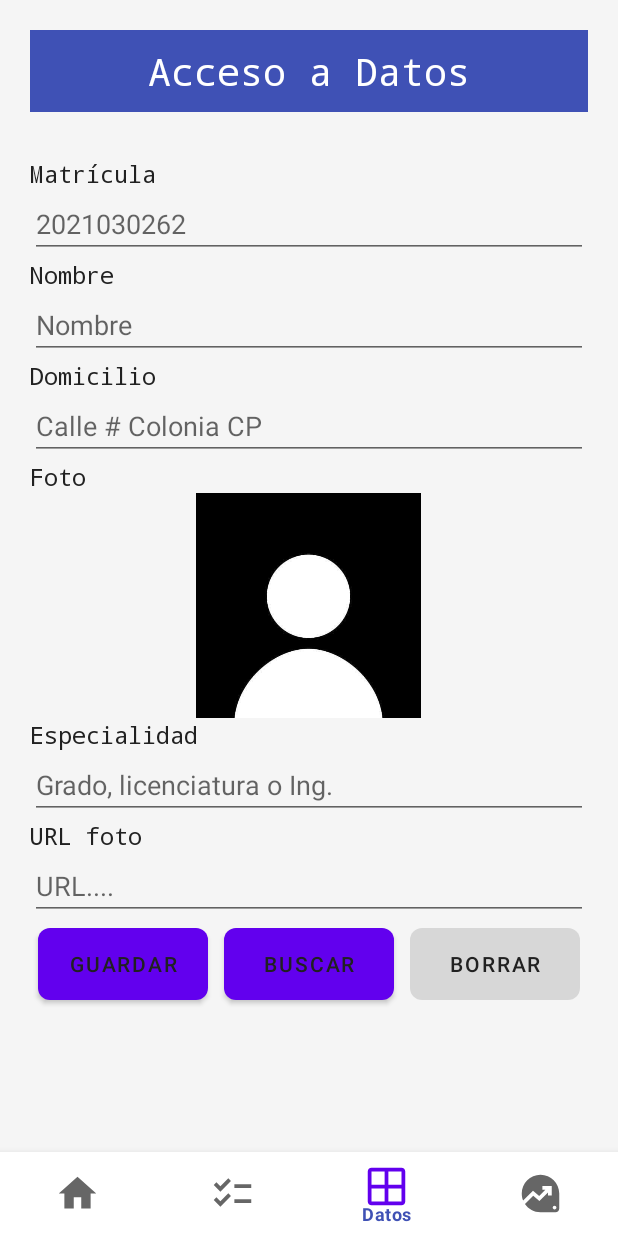
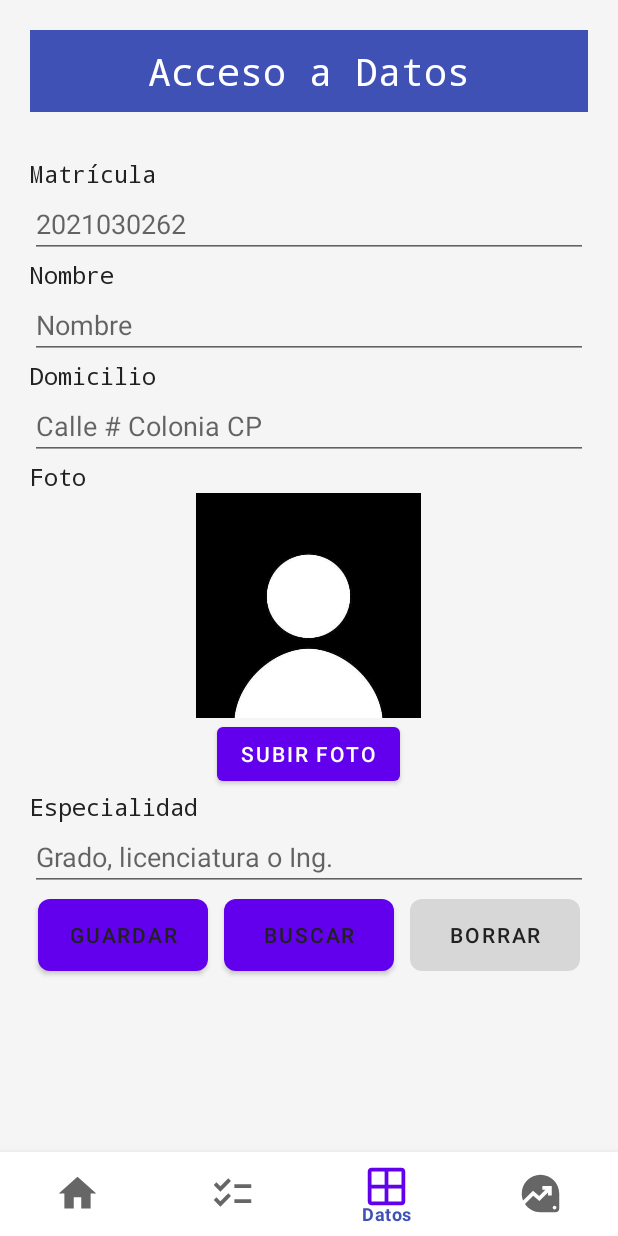
Before and after one commit to migurd/prm-pr2-bottomNav, an Android app: the screen it shows after launch (MainActivity), item 3 of the bottom bar chosen, on a phone screen of 412 x 824 dp. Run offline under Robolectric (Android 15) with nearby library versions, the phone set to English and light mode, and no system bars.

Commit message:
Finished the app. Probably there are minor bugs :)

```diff
--- a/app/src/main/AndroidManifest.xml
+++ b/app/src/main/AndroidManifest.xml
@@ -23,4 +23,7 @@
         </activity>
     </application>
 
+    <!-- Permission to read external storage (not needed for Android 10 and above) -->
+    <uses-permission android:name="android.permission.READ_EXTERNAL_STORAGE" />
+
 </manifest>
--- a/app/src/main/java/com/example/appmenubutton/MainActivity.kt
+++ b/app/src/main/java/com/example/appmenubutton/MainActivity.kt
@@ -15,13 +15,14 @@ import com.google.android.material.bottomnavigation.BottomNavigationView
 
 class MainActivity : AppCompatActivity() {
     private lateinit var bottomNavigationView: BottomNavigationView
+
     override fun onCreate(savedInstanceState: Bundle?) {
         super.onCreate(savedInstanceState)
         enableEdgeToEdge()
         setContentView(R.layout.activity_main)
 
         // init
-        init();
+        init()
 
         ViewCompat.setOnApplyWindowInsetsListener(findViewById(R.id.main)) { v, insets ->
             val systemBars = insets.getInsets(WindowInsetsCompat.Type.systemBars())
@@ -29,13 +30,13 @@ class MainActivity : AppCompatActivity() {
             insets
         }
     }
+
     private fun init() {
         bottomNavigationView = findViewById(R.id.btnNavegator)
 
         changeFrame(HomeFragment())
-        bottomNavigationView.setOnItemSelectedListener {
-            menuItem ->
-                when(menuItem.itemId) {
+        bottomNavigationView.setOnItemSelectedListener { menuItem ->
+            when (menuItem.itemId) {
                 R.id.btnHome -> {
                     changeFrame(HomeFragment())
                     true
@@ -47,7 +48,9 @@ class MainActivity : AppCompatActivity() {
                     true
                 }
                 R.id.btnDb -> {
-                        changeFrame(DbFragment())
+                    val dbFragment = DbFragment()
+                    changeFrame(dbFragment)
+//                    dbFragment.clearInputs()
                     true
                 }
                 R.id.btnAcerca -> {
@@ -60,7 +63,8 @@ class MainActivity : AppCompatActivity() {
             }
         }
     }
-    private fun changeFrame(fragment: Fragment) {
+
+    fun changeFrame(fragment: Fragment) {
         supportFragmentManager.beginTransaction().replace(R.id.frmContenedor, fragment).commit()
     }
 }
--- a/app/src/main/res/layout/fragment_db.xml
+++ b/app/src/main/res/layout/fragment_db.xml
@@ -10,7 +10,7 @@
         android:layout_width="match_parent"
         android:layout_height="match_parent"
         android:orientation="vertical"
-        android:padding="20sp">
+        android:padding="20dp">
 
         <TextView
             android:layout_width="match_parent"
@@ -18,15 +18,16 @@
             android:text="@string/sfrmDb"
             android:textSize="25sp"
             android:textColor="@color/white"
-            android:padding="10sp"
+            android:padding="10dp"
             android:gravity="center"
             android:background="@color/miColor"/>
 
         <LinearLayout
             android:layout_width="match_parent"
             android:layout_height="wrap_content"
-            android:layout_marginTop="30sp"
+            android:layout_marginTop="30dp"
             android:orientation="vertical">
+
             <TextView
                 android:layout_width="match_parent"
                 android:layout_height="wrap_content"
@@ -34,8 +35,10 @@
             <EditText
                 android:layout_width="match_parent"
                 android:layout_height="wrap_content"
-                android:id="@+id/inMatrciula"
+                android:id="@+id/inMatricula"
+                android:inputType="number"
                 android:hint="2021030262"/>
+
             <TextView
                 android:layout_width="match_parent"
                 android:layout_height="wrap_content"
@@ -45,6 +48,7 @@
                 android:layout_height="wrap_content"
                 android:id="@+id/inNombre"
                 android:hint="Nombre"/>
+
             <TextView
                 android:layout_width="match_parent"
                 android:layout_height="wrap_content"
@@ -54,16 +58,25 @@
                 android:layout_height="wrap_content"
                 android:id="@+id/inDomicilio"
                 android:hint="Calle # Colonia CP"/>
+
             <TextView
                 android:layout_width="match_parent"
                 android:layout_height="wrap_content"
                 android:text="Foto"/>
             <ImageView
-                android:layout_height="150sp"
-                android:layout_width="150sp"
+                android:layout_width="150dp"
+                android:layout_height="150dp"
                 android:src="@mipmap/foto"
                 android:layout_gravity="center"
                 android:id="@+id/imgAlumno"/>
+            <Button
+                android:layout_width="wrap_content"
+                android:layout_height="wrap_content"
+                android:text="Subir Foto"
+                android:layout_gravity="center"
+                android:id="@+id/btnSubirFoto"
+                android:onClick="onUploadPhotoClicked"/>
+
             <TextView
                 android:layout_width="match_parent"
                 android:layout_height="wrap_content"
@@ -73,52 +86,42 @@
                 android:layout_height="wrap_content"
                 android:id="@+id/inEspecialidad"
                 android:hint="Grado, licenciatura o Ing."/>
-            <TextView
+
+            <TableLayout
                 android:layout_width="match_parent"
                 android:layout_height="wrap_content"
-                android:layout_gravity="center"
-                android:text="URL foto"/>
-            <EditText
-                android:layout_width="match_parent"
-                android:layout_height="wrap_content"
-                android:id="@+id/inUrlImagen"
-                android:hint="URL...."/>
-            <TableLayout
-                android:layout_width="match_parent"
-                android:layout_height="match_parent"
                 android:stretchColumns="*">
                 <TableRow>
                     <Button
-                        android:layout_width="match_parent"
-                        android:layout_height="match_parent"
+                        android:layout_width="0dp"
+                        android:layout_height="wrap_content"
                         android:text="Guardar"
                         android:id="@+id/btnGuardar"
                         android:background="@drawable/button_ripple"
                         android:textColor="@color/black"
-                        android:layout_margin="5sp"
-                        android:layout_span="2"/>
+                        android:layout_margin="5dp"
+                        android:layout_weight="1"/>
                     <Button
-                        android:layout_width="match_parent"
-                        android:layout_height="match_parent"
+                        android:layout_width="0dp"
+                        android:layout_height="wrap_content"
                         android:text="Buscar"
                         android:id="@+id/btnBuscar"
                         android:background="@drawable/button_ripple"
                         android:textColor="@color/black"
-                        android:layout_margin="5sp"
-                        android:layout_span="2"/>
+                        android:layout_margin="5dp"
+                        android:layout_weight="1"/>
                     <Button
-                        android:layout_width="match_parent"
-                        android:layout_height="match_parent"
+                        android:layout_width="0dp"
+                        android:layout_height="wrap_content"
                         android:text="Borrar"
                         android:id="@+id/btnBorrar"
                         android:textColor="@color/black"
                         android:background="@drawable/button_ripple"
                         android:enabled="false"
-                        android:layout_margin="5sp"
-                        android:layout_span="2"/>
+                        android:layout_margin="5dp"
+                        android:layout_weight="1"/>
                 </TableRow>
             </TableLayout>
         </LinearLayout>
     </LinearLayout>
-
 </FrameLayout>
--- a/gradle/libs.versions.toml
+++ b/gradle/libs.versions.toml
@@ -9,6 +9,7 @@ appcompat = "1.7.0"
 material = "1.12.0"
 activity = "1.9.0"
 constraintlayout = "2.1.4"
+navigationFragmentKtx = "2.7.7"
 
 [libraries]
 androidx-core-ktx = { group = "androidx.core", name = "core-ktx", version.ref = "coreKtx" }
@@ -19,6 +20,7 @@ androidx-appcompat = { group = "androidx.appcompat", name = "appcompat", version
 material = { group = "com.google.android.material", name = "material", version.ref = "material" }
 androidx-activity = { group = "androidx.activity", name = "activity", version.ref = "activity" }
 androidx-constraintlayout = { group = "androidx.constraintlayout", name = "constraintlayout", version.ref = "constraintlayout" }
+androidx-navigation-fragment-ktx = { group = "androidx.navigation", name = "navigation-fragment-ktx", version.ref = "navigationFragmentKtx" }
 
 [plugins]
 android-application = { id = "com.android.application", version.ref = "agp" }
```
Also changed, not shown: app/build.gradle.kts (+6 -1 lines), app/src/main/java/com/example/appmenubutton/AboutFragment.kt (+59 -31 lines), app/src/main/java/com/example/appmenubutton/AlumnosAdapter.kt (added, +75 -0 lines), app/src/main/java/com/example/appmenubutton/DbFragment.kt (+149 -108 lines), app/src/main/res/layout/alumn_item.xml (added, +87 -0 lines), app/src/main/res/layout/fragment_about.xml (+56 -3 lines), app/src/main/res/mipmap-hdpi/add_person.png (added), app/src/main/res/mipmap-hdpi/ewwow.png (added). Lines whose indentation alone changed are shown as unchanged.
